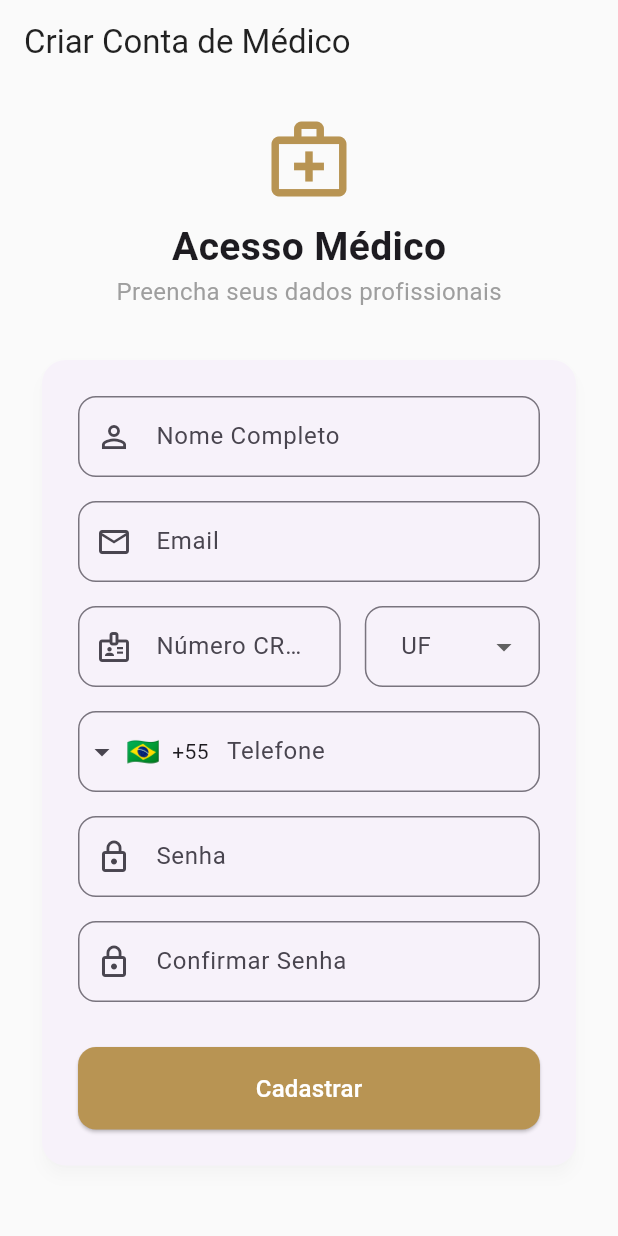
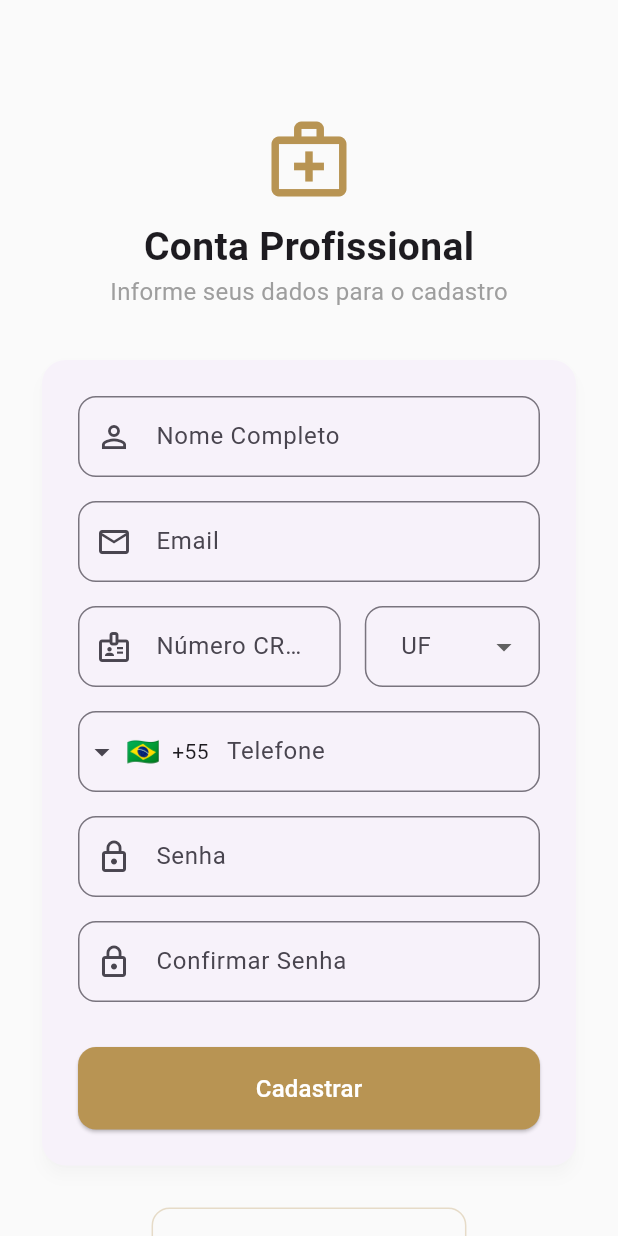
Before and after one commit to Bahryz/ProjetoMed, a Flutter app: the RegisterMedicoScreen screen opened by its route, on a phone screen of 412 x 824 dp. Run offline on Flutter 3.47's test engine with Material 3 defaults, Android fonts, the phone set to English and light mode, and no system bars; drawn by our look-alikes of intl_phone_field; our stand-ins replace cloud_firestore, file_picker, firebase_auth, firebase_core, firebase_storage, go_router and 2 more; accounts and stored records are empty.

Commit message:
commit 3.0 17-06

```diff
--- a/medico_app/lib/app/config/router/app_router.dart
+++ b/medico_app/lib/app/config/router/app_router.dart
@@ -1,4 +1,3 @@
-import 'package:flutter/material.dart';
 import 'package:go_router/go_router.dart';
 import 'package:medico_app/features/authentication/presentation/controllers/auth_controller.dart';
 import 'package:medico_app/features/authentication/presentation/screens/phone_login.dart';
--- a/medico_app/lib/features/authentication/presentation/screens/phone_login.dart
+++ b/medico_app/lib/features/authentication/presentation/screens/phone_login.dart
@@ -1,5 +1,4 @@
 import 'package:flutter/material.dart';
-import 'package:go_router/go_router.dart';
 import 'package:provider/provider.dart';
 import 'package:medico_app/features/authentication/presentation/controllers/auth_controller.dart';
 import 'package:mask_text_input_formatter/mask_text_input_formatter.dart';
--- a/medico_app/lib/features/authentication/presentation/screens/register_medico_screen.dart
+++ b/medico_app/lib/features/authentication/presentation/screens/register_medico_screen.dart
@@ -65,7 +65,6 @@ class _RegisterMedicoScreenState extends State<RegisterMedicoScreen> {
   Widget build(BuildContext context) {
     final authController = context.watch<AuthController>();
 
-    // 1. DEFINIÇÃO DA NOVA COR PRIMÁRIA
     const primaryColor = Color(0xFFB89453);
 
     const inputDecoration = InputDecoration(
@@ -78,10 +77,9 @@ class _RegisterMedicoScreenState extends State<RegisterMedicoScreen> {
     return Scaffold(
       backgroundColor: Colors.grey[50],
       appBar: AppBar(
-        title: const Text('Criar Conta de Médico'),
         backgroundColor: Colors.transparent,
         elevation: 0,
-        foregroundColor: Colors.black87,
+        automaticallyImplyLeading: false,
       ),
       body: Center(
         child: SingleChildScrollView(
@@ -89,11 +87,10 @@ class _RegisterMedicoScreenState extends State<RegisterMedicoScreen> {
           child: Column(
             mainAxisAlignment: MainAxisAlignment.center,
             children: [
-              // 2. APLICAÇÃO DA NOVA COR NO ÍCONE
               const Icon(Icons.medical_services_outlined, size: 60, color: primaryColor),
               const SizedBox(height: 10),
-              const Text('Acesso Médico', style: TextStyle(fontSize: 26, fontWeight: FontWeight.bold)),
-              const Text('Preencha seus dados profissionais', style: TextStyle(fontSize: 16, color: Colors.grey)),
+              const Text('Conta Profissional', style: TextStyle(fontSize: 26, fontWeight: FontWeight.bold)),
+              const Text('Informe seus dados para o cadastro', style: TextStyle(fontSize: 16, color: Colors.grey)),
               const SizedBox(height: 30),
               Card(
                 elevation: 4,
@@ -168,10 +165,9 @@ class _RegisterMedicoScreenState extends State<RegisterMedicoScreen> {
                         ),
                         const SizedBox(height: 16),
                         IntlPhoneField(
-                          // 3. REMOÇÃO DO CONTADOR "0/11"
                           decoration: inputDecoration.copyWith(
                             labelText: 'Telefone',
-                            counterText: "", // Deixa o texto do contador vazio
+                            counterText: "",
                           ),
                           languageCode: "pt_BR",
                           initialCountryCode: 'BR',
@@ -213,7 +209,6 @@ class _RegisterMedicoScreenState extends State<RegisterMedicoScreen> {
                             ? const Center(child: CircularProgressIndicator())
                             : ElevatedButton(
                                 style: ElevatedButton.styleFrom(
-                                  // 4. APLICAÇÃO DA NOVA COR NO BOTÃO
                                   backgroundColor: primaryColor,
                                   padding: const EdgeInsets.symmetric(vertical: 16),
                                   shape: RoundedRectangleBorder(
@@ -229,16 +224,25 @@ class _RegisterMedicoScreenState extends State<RegisterMedicoScreen> {
                 ),
               ),
               const SizedBox(height: 24),
-              Row(
-                mainAxisAlignment: MainAxisAlignment.center,
-                children: [
-                  const Text("Já tem uma conta?"),
-                  TextButton(
-                    onPressed: () => context.go('/login'),
-                    // 5. APLICAÇÃO DA NOVA COR NO LINK
-                    child: const Text('Entrar', style: TextStyle(fontWeight: FontWeight.bold, color: primaryColor)),
+              TextButton.icon(
+                // CORREÇÃO APLICADA AQUI
+                onPressed: () => context.go('/login'),
+                icon: Icon(Icons.arrow_back_ios_new, size: 16, color: primaryColor.withOpacity(0.8)),
+                label: const Text(
+                  'Voltar para o Login',
+                  style: TextStyle(
+                    fontWeight: FontWeight.bold,
+                    color: primaryColor,
+                    fontSize: 16,
                   ),
-                ],
+                ),
+                style: TextButton.styleFrom(
+                  padding: const EdgeInsets.symmetric(vertical: 16, horizontal: 24),
+                  shape: RoundedRectangleBorder(
+                    borderRadius: BorderRadius.circular(12),
+                    side: BorderSide(color: primaryColor.withOpacity(0.3)),
+                  ),
+                ),
               ),
               if (authController.errorMessage != null) ...[
                   const SizedBox(height: 8),
--- a/medico_app/lib/features/chat/services/chat_service.dart
+++ b/medico_app/lib/features/chat/services/chat_service.dart
@@ -3,7 +3,6 @@
 import 'dart:io';
 import 'package:cloud_firestore/cloud_firestore.dart';
 import 'package:firebase_storage/firebase_storage.dart';
-import 'package:medico_app/features/authentication/data/models/app_user.dart'; // Ajuste o import se necessário
 
 class ChatService {
   final FirebaseFirestore _firestore = FirebaseFirestore.instance;
```
Also changed, not shown: medico_app/lib/features/authentication/presentation/screens/register_paciente_screen.dart (+16 -13 lines), medico_app/lib/features/chat/presentation/screens/detalhes_chat_screen.dart (+119 -39 lines).
